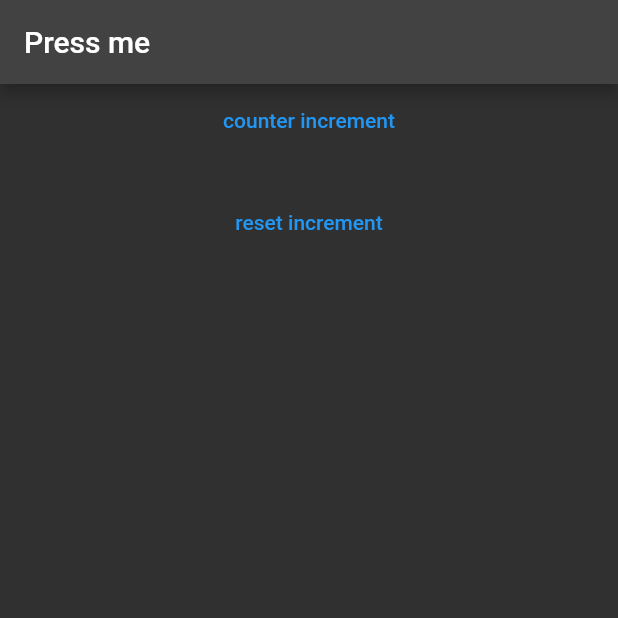
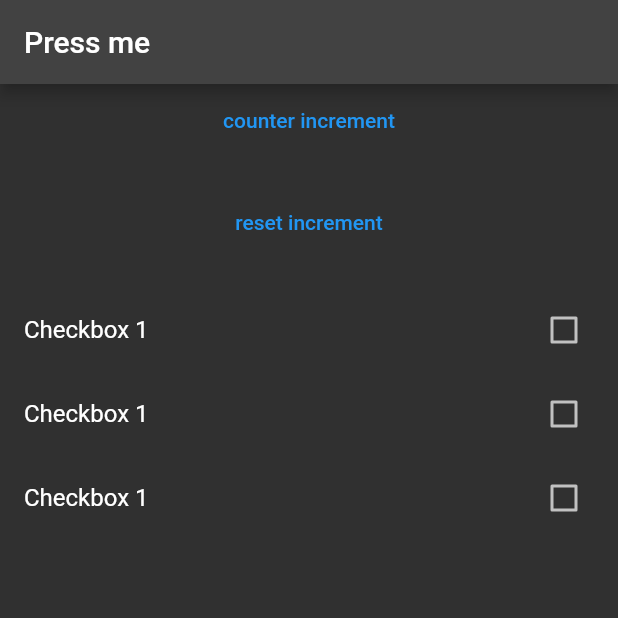
Before and after one commit to AbdurRehman-coder/riverpod-example2, a Flutter app: the screen it shows after launch, on a phone screen of 412 x 824 dp, the top half of it. Run offline on Flutter 3.47's test engine with Material 2 defaults, Android fonts, the phone set to English and light mode, and no system bars; our stand-ins replace hooks_riverpod.

Commit message:
add checkbox code for practicing stateNotifier

```diff
--- a/lib/main.dart
+++ b/lib/main.dart
@@ -7,7 +7,6 @@ void main() {
   runApp(
     const ProviderScope(child: MyApp(),),
   );
-
 }
 
 extension OptionalInfixAddition<T extends num> on T?{
@@ -19,12 +18,11 @@ extension OptionalInfixAddition<T extends num> on T?{
       return null;
     }
   }
-
 }
 
 class Counter extends StateNotifier<int?>{
   Counter() : super(null);
-  void increment() => state = state == null ? 1 : state + 1;
+  void increment() => state = state == null ? 1 : state+ 1;
   void reset() => state = null;
   int? get value => state;
 }
@@ -79,8 +77,41 @@ class HomePage extends ConsumerWidget {
             onPressed: ref.read(counterProvider.notifier).reset, // function tear-off
             child: const Text('reset increment'),
           ),
+          const SizedBox(height: 20,),
+          Consumer(
+            builder: (context, ref, child) {
+              final data = ref.watch(checkBoxesProvider);
+              return ListView.builder(
+                shrinkWrap: true,
+                itemCount: 3,
+                  itemBuilder: (context, index){
+                  return  CheckboxListTile(
+                    title: Text('Checkbox 1'),
+                    value: data[index],
+                    onChanged: (bool? value) {
+                   ref.read(checkBoxesProvider.notifier).updateBoxes(index, value!);
+                    },
+                  );
+                  },
+              );
+            }
+          )
         ],
       ),
     );
   }
 }
+
+
+/// Update checkboxes through Riverpod
+
+final checkBoxesProvider = StateNotifierProvider<CheckBoxNotifier, List<bool>>((ref) => CheckBoxNotifier());
+
+class CheckBoxNotifier extends StateNotifier<List<bool>>{
+  CheckBoxNotifier() : super(List.generate(3, (index) => false));
+
+  void updateBoxes (int? index,){
+    state[index!] = !state[index];
+    state = [...state];
+  }
+}
```
